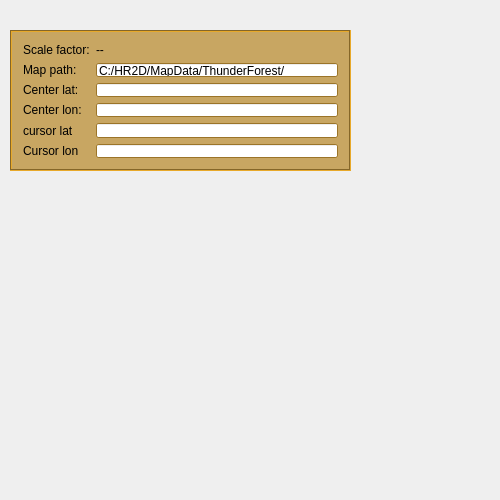
Above: mainwindow.ui from kimphg/CameraMap before the change. Below: the same form after it.
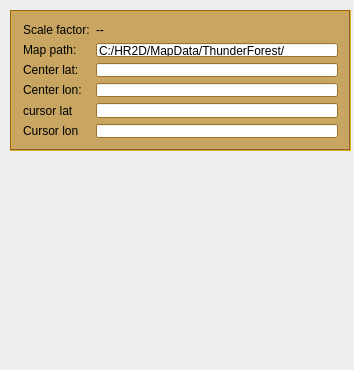
That is the form after the change.

Patch:
```diff
--- a/mainwindow.ui
+++ b/mainwindow.ui
@@ -6,8 +6,8 @@
    <rect>
     <x>0</x>
     <y>0</y>
-    <width>500</width>
-    <height>500</height>
+    <width>354</width>
+    <height>370</height>
    </rect>
   </property>
   <property name="windowTitle">
@@ -18,7 +18,7 @@
     <property name="geometry">
      <rect>
       <x>10</x>
-      <y>30</y>
+      <y>10</y>
       <width>341</width>
       <height>141</height>
      </rect>
```
